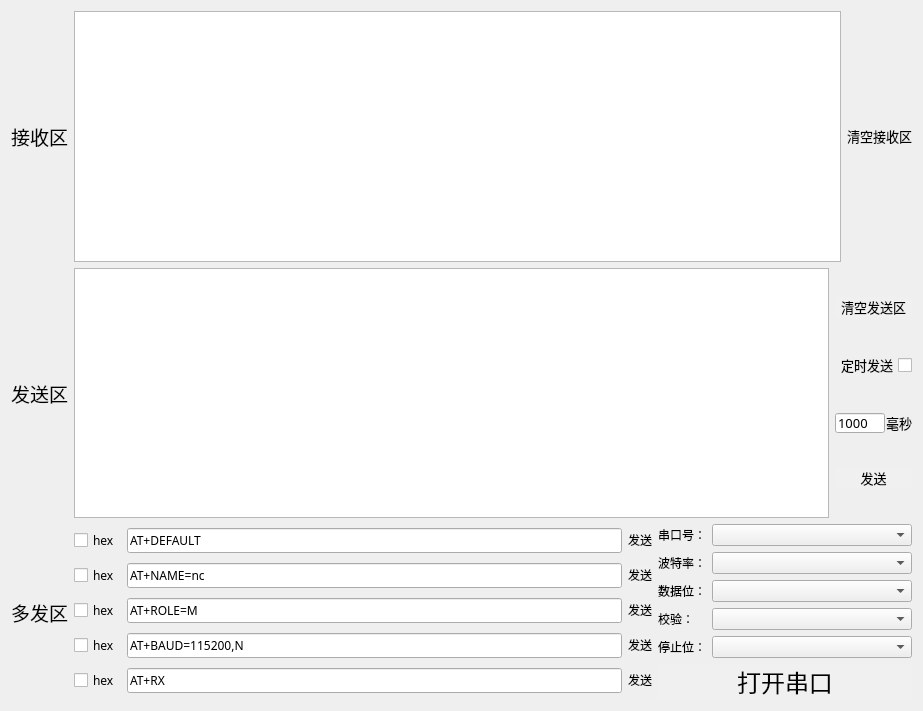
wowdarkgo/Course-Design-GroundStation-for-STM32F401CCU6-, file sendandreceive.ui: the form before one commit.
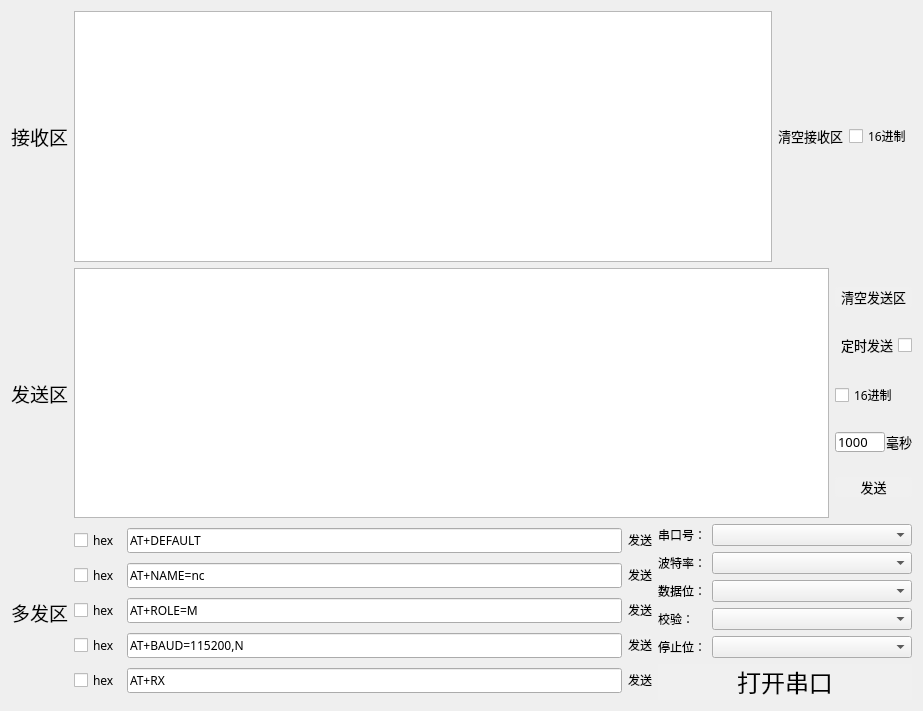
The form after the commit. Icons and pictures are not drawn.

```diff
--- a/sendandreceive.ui
+++ b/sendandreceive.ui
@@ -543,6 +543,18 @@
        </property>
       </widget>
      </item>
+     <item>
+      <widget class="QCheckBox" name="cb_rechex">
+       <property name="font">
+        <font>
+         <family>阿里巴巴普惠体 Medium</family>
+        </font>
+       </property>
+       <property name="text">
+        <string>16进制</string>
+       </property>
+      </widget>
+     </item>
      <item>
       <layout class="QVBoxLayout" name="verticalLayout"/>
      </item>
@@ -1083,6 +1095,18 @@
          </property>
         </widget>
        </item>
+       <item>
+        <widget class="QCheckBox" name="cb_sendhex">
+         <property name="font">
+          <font>
+           <family>阿里巴巴普惠体 Medium</family>
+          </font>
+         </property>
+         <property name="text">
+          <string>16进制</string>
+         </property>
+        </widget>
+       </item>
        <item>
         <layout class="QHBoxLayout" name="horizontalLayout_4">
          <property name="spacing">
```
